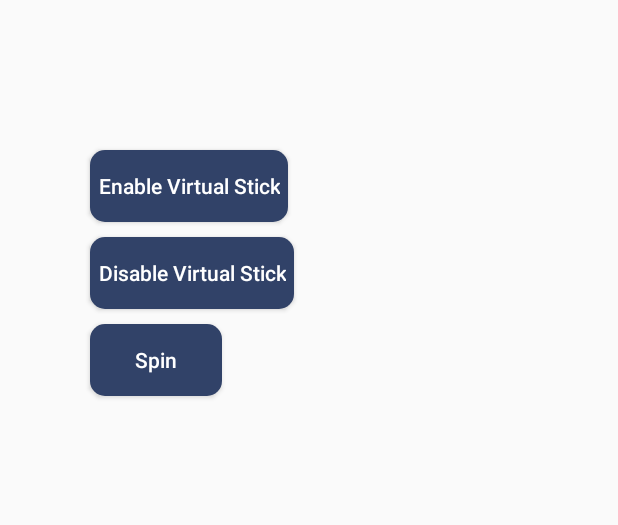
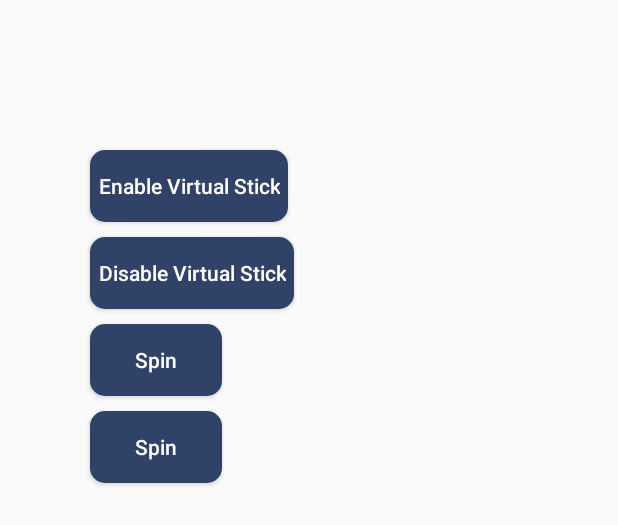
Before and after one commit to jjl1409/CustomSDKMavicMini, an Android app: the layout sticks_virtual.xml on its own in the app's theme, with its tools: preview values and no code run, on a phone screen of 412 x 824 dp. Shown: the top 525 px of the screen. Run offline under Robolectric (Android 15) with nearby library versions, the phone set to English and light mode, and no system bars.

```diff
--- a/app/src/main/java/com/dji/customsdk/MainActivity.java
+++ b/app/src/main/java/com/dji/customsdk/MainActivity.java
@@ -22,6 +22,7 @@ public class MainActivity extends AppCompatActivity {
     private Button btnSpin;
     private Button btnEnableVirtualStick;
     private Button btnDisableVirtualStick;
+    private Button btnOrbit;
     public Handler handler;
 
     @Override
@@ -60,9 +61,11 @@ public class MainActivity extends AppCompatActivity {
         btnEnableVirtualStick = (Button) findViewById(R.id.btn_enable_virtual_stick);
         btnDisableVirtualStick = (Button) findViewById(R.id.btn_disable_virtual_stick);
         btnSpin = (Button) findViewById(R.id.btn_spin);
+        btnOrbit = (Button) findViewById(R.id.btn_orbit);
         btnEnableVirtualStick.setOnClickListener(virtualSticks);
         btnDisableVirtualStick.setOnClickListener(virtualSticks);
         btnSpin.setOnClickListener(virtualSticks);
+        btnOrbit.setOnClickListener(virtualSticks);
     }
 
     public void showToast(final String msg) {
--- a/app/src/main/res/layout/sticks_virtual.xml
+++ b/app/src/main/res/layout/sticks_virtual.xml
@@ -32,11 +32,19 @@
         android:layout_width="wrap_content"
         android:layout_height="wrap_content"
         android:text="Spin"
-        android:singleLine="true"
         style="@style/common_button"
         android:id="@+id/btn_spin"
         android:layout_below="@+id/btn_disable_virtual_stick"
         android:layout_alignStart="@+id/btn_disable_virtual_stick"/>
 
+    <Button
+        android:layout_width="wrap_content"
+        android:layout_height="wrap_content"
+        android:text="Spin"
+        style="@style/common_button"
+        android:id="@+id/btn_orbit"
+        android:layout_below="@id/btn_spin"
+        android:layout_alignStart="@id/btn_spin"/>
+
 
 </RelativeLayout>
```
Also changed, not shown: app/src/main/java/com/dji/customsdk/VirtualSticks.java (+15 -2 lines).
